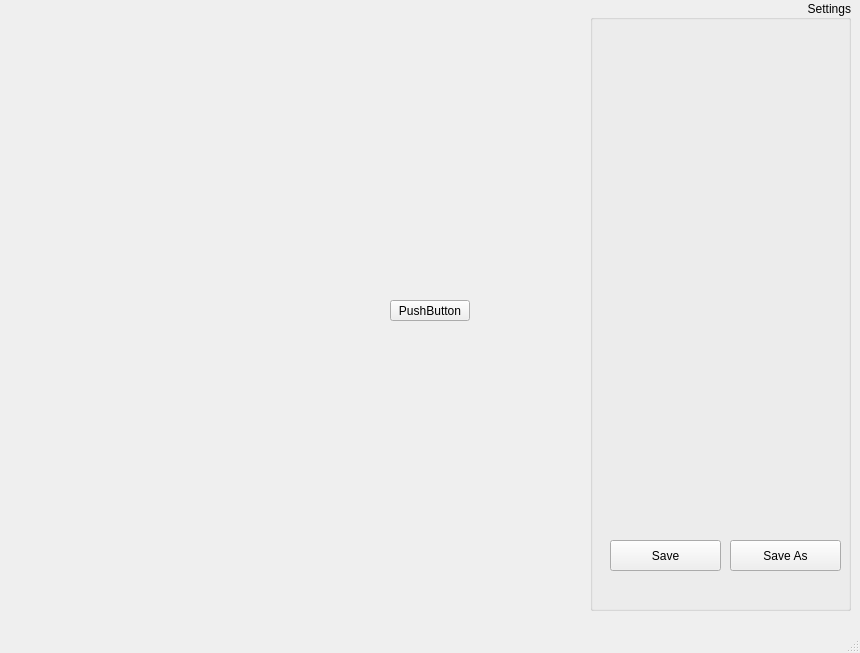
This is mainwindow.ui in phillserrazina/FinalYearProject as Qt 5 draws it before an edit. The edited form follows.
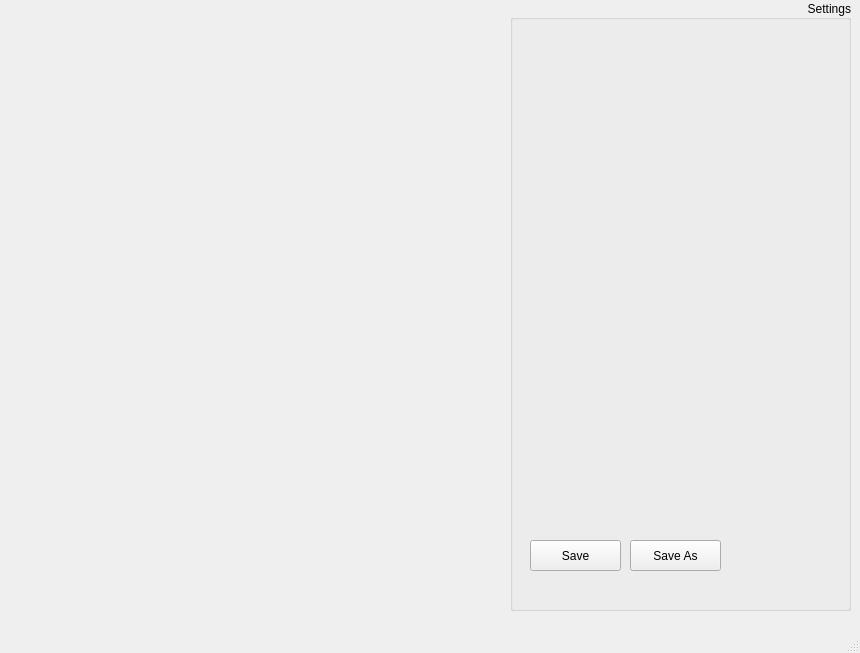
This is the edited form.

```diff
--- a/mainwindow.ui
+++ b/mainwindow.ui
@@ -28,9 +28,9 @@
    <widget class="QGroupBox" name="settingsGroupBox">
     <property name="geometry">
      <rect>
-      <x>590</x>
+      <x>510</x>
       <y>0</y>
-      <width>261</width>
+      <width>341</width>
       <height>611</height>
      </rect>
     </property>
@@ -57,11 +57,14 @@
       <rect>
        <x>12</x>
        <y>29</y>
-       <width>241</width>
+       <width>321</width>
        <height>501</height>
       </rect>
      </property>
      <layout class="QVBoxLayout" name="settingsLayout">
+      <property name="leftMargin">
+       <number>0</number>
+      </property>
       <property name="topMargin">
        <number>0</number>
       </property>
@@ -75,7 +78,7 @@
       <rect>
        <x>20</x>
        <y>540</y>
-       <width>111</width>
+       <width>91</width>
        <height>31</height>
       </rect>
      </property>
@@ -86,9 +89,9 @@
     <widget class="QPushButton" name="saveAsButton">
      <property name="geometry">
       <rect>
-       <x>140</x>
+       <x>120</x>
        <y>540</y>
-       <width>111</width>
+       <width>91</width>
        <height>31</height>
       </rect>
      </property>
@@ -97,19 +100,6 @@
      </property>
     </widget>
    </widget>
-   <widget class="QPushButton" name="pushButton">
-    <property name="geometry">
-     <rect>
-      <x>390</x>
-      <y>300</y>
-      <width>80</width>
-      <height>21</height>
-     </rect>
-    </property>
-    <property name="text">
-     <string>PushButton</string>
-    </property>
-   </widget>
   </widget>
   <widget class="QMenuBar" name="menubar">
    <property name="geometry">
```
